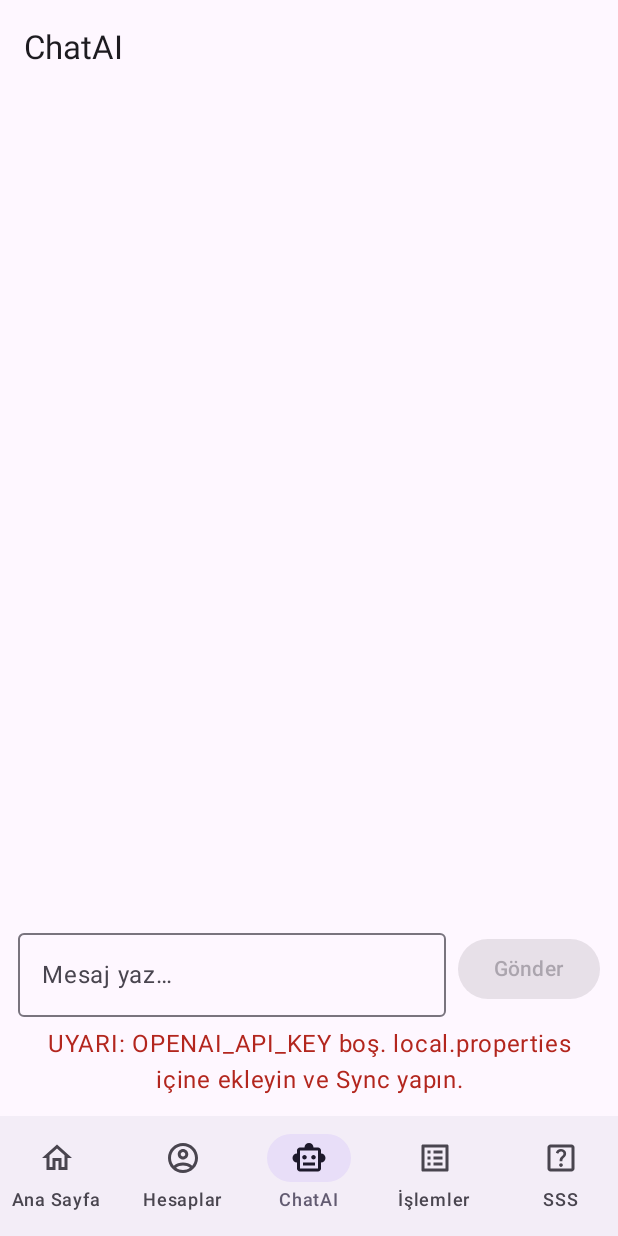
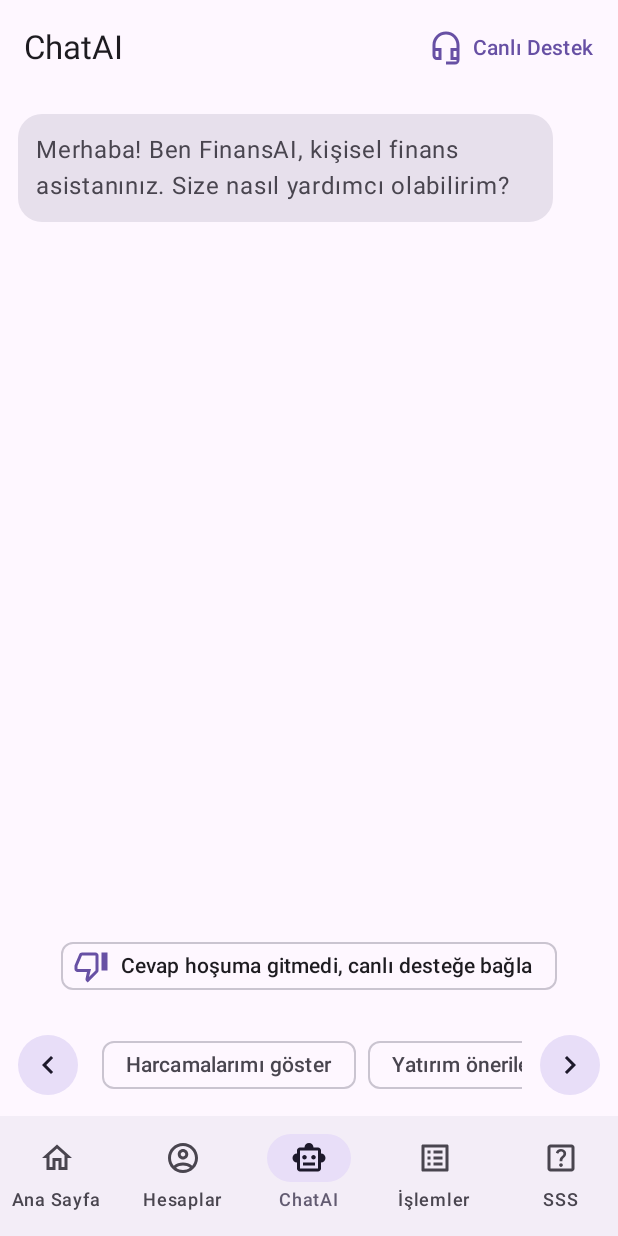
Before and after one commit to malikr01/InterChatAPP, an Android app built with Jetpack Compose: the HomeScreen screen opened through its navigation route, item 3 of the bottom bar chosen, on a phone screen of 412 x 824 dp. Run offline under Robolectric (Android 15) with nearby library versions, the phone set to English and light mode, and no system bars.

Commit message:
yapay zeka

```diff
--- a/app/src/main/java/com/example/interchat/data/CredentialsStore.kt
+++ b/app/src/main/java/com/example/interchat/data/CredentialsStore.kt
@@ -1,4 +1,3 @@
-// app/src/main/java/com/example/interchat/data/CredentialsStore.kt
 package com.example.interchat.data
 
 import android.content.Context
@@ -7,32 +6,50 @@ import androidx.datastore.preferences.core.stringPreferencesKey
 import androidx.datastore.preferences.preferencesDataStore
 import kotlinx.coroutines.flow.Flow
 import kotlinx.coroutines.flow.map
+import kotlinx.coroutines.flow.first
 
-private val Context.dataStore by preferencesDataStore(name = "credentials_prefs")
+private val Context.dataStore by preferencesDataStore("credentials")
 
-class CredentialsStore(private val context: Context) {
+class CredentialsStore(private val ctx: Context) {
 
-    companion object {
-        private val KEY_TC = stringPreferencesKey("tc")
-        private val KEY_PASS = stringPreferencesKey("pass") // sadece bu isim
+    /** --- REGISTERED (kalıcı hesap) --- */
+    private object REG {
+        val TC   = stringPreferencesKey("reg_tc")
+        val PASS = stringPreferencesKey("reg_pass")
     }
 
-    suspend fun saveCredentials(tc: String, password: String) {
-        context.dataStore.edit { prefs ->
-            prefs[KEY_TC] = tc
-            prefs[KEY_PASS] = password
+    /** --- REMEMBER ME (otomatik doldurma / autologin) --- */
+    private object REM {
+        val TC   = stringPreferencesKey("rem_tc")
+        val PASS = stringPreferencesKey("rem_pass")
+    }
+
+    // Kayıtlı hesap yaz/oku
+    suspend fun saveRegistered(tc: String, pass: String) {
+        ctx.dataStore.edit { p ->
+            p[REG.TC] = tc
+            p[REG.PASS] = pass
         }
     }
-
-    suspend fun clear() {
-        context.dataStore.edit { it.clear() }
+    suspend fun getRegisteredOnce(): Pair<String?, String?> {
+        val p = ctx.dataStore.data.first()
+        return p[REG.TC] to p[REG.PASS]
     }
 
-    val credentials: Flow<Pair<String?, String?>> =
-        context.dataStore.data.map { prefs ->
-            Pair(prefs[KEY_TC], prefs[KEY_PASS])
+    // Beni hatırla yaz/oku/sil
+    suspend fun saveRemember(tc: String, pass: String) {
+        ctx.dataStore.edit { p ->
+            p[REM.TC] = tc
+            p[REM.PASS] = pass
         }
+    }
+    val remembered: Flow<Pair<String?, String?>> =
+        ctx.dataStore.data.map { p -> p[REM.TC] to p[REM.PASS] }
 
-    val tc: Flow<String?> = context.dataStore.data.map { it[KEY_TC] }
-    val pass: Flow<String?> = context.dataStore.data.map { it[KEY_PASS] }
+    suspend fun clearRemember() {
+        ctx.dataStore.edit { p ->
+            p.remove(REM.TC)
+            p.remove(REM.PASS)
+        }
+    }
 }
--- a/app/src/main/java/com/example/interchat/ui/navigation/AppNav.kt
+++ b/app/src/main/java/com/example/interchat/ui/navigation/AppNav.kt
@@ -50,17 +50,17 @@ fun AppNav() {
     val scope = rememberCoroutineScope()
     val ctx = LocalContext.current
 
-    // ✅ DataStore + Repo
-    val store = remember { com.example.interchat.data.CredentialsStore(ctx) }
+    // DataStore + Repo
+    val store    = remember { com.example.interchat.data.CredentialsStore(ctx) }
     val authRepo = remember { com.example.interchat.data.MockAuthRepository(store) }
     val loginUC  = remember { LoginWithTcUseCase(authRepo) }
 
-    // ✅ Kayıtlı TC/şifreyi oku (auto‑fill)
-    val savedPair by store.credentials.collectAsState(initial = Pair<String?, String?>(null, null))
-    val prefillTc = savedPair.first
-    val prefillPass = savedPair.second
+    // Auto-fill / auto-login → REMEMBER alanı
+    val remembered by store.remembered.collectAsState(initial = null to null)
+    val prefillTc = remembered.first
+    val prefillPass = remembered.second
 
-    // ✅ Bottom bar (Tools kaldırıldı)
+    // Bottom bar
     val bottomItems = listOf(
         BottomItem(Routes.HOME, "Ana Sayfa") { Icon(Icons.Outlined.Home, null) },
         BottomItem(Routes.ACCOUNTS, "Hesaplar") { Icon(Icons.Outlined.AccountCircle, null) },
@@ -96,7 +96,7 @@ fun AppNav() {
     ) { inner ->
         NavHost(
             navController = nav,
-            startDestination = Routes.LOGIN,
+            startDestination = if (prefillTc != null && prefillPass != null) Routes.HOME else Routes.LOGIN,
             modifier = Modifier.padding(inner)
         ) {
             /* ---------- AUTH ---------- */
@@ -106,16 +106,12 @@ fun AppNav() {
                         scope.launch {
                             when (val res = loginUC(tc, pass)) {
                                 is R.Ok -> {
-                                    // “Beni hatırla”
-                                    if (remember) store.saveCredentials(tc, pass) else store.clear()
-
+                                    if (remember) store.saveRemember(tc, pass) else store.clearRemember()
                                     nav.navigate(Routes.HOME) {
                                         popUpTo(Routes.LOGIN) { inclusive = true }
                                     }
                                 }
-                                is R.Err -> {
-                                    Toast.makeText(ctx, res.msg, Toast.LENGTH_SHORT).show()
-                                }
+                                is R.Err -> Toast.makeText(ctx, res.msg, Toast.LENGTH_SHORT).show()
                             }
                         }
                     },
@@ -127,7 +123,18 @@ fun AppNav() {
             }
 
             /* ---------- TABS ---------- */
-            composable(Routes.HOME) { HomeScreen() }
+            composable(Routes.HOME) {
+                HomeScreen(
+                    onLogout = {
+                        scope.launch {
+                            store.clearRemember() // sadece remember temizlensin
+                            nav.navigate(Routes.LOGIN) {
+                                popUpTo(Routes.HOME) { inclusive = true }
+                            }
+                        }
+                    }
+                )
+            }
 
             composable(Routes.ACCOUNTS) {
                 AccountsScreen(
@@ -136,7 +143,12 @@ fun AppNav() {
                 )
             }
 
-            composable(Routes.CHAT_AI) { ChatAIScreen() }
+            // 🔹 ChatAI: canlı desteğe yönlendirme burada
+            composable(Routes.CHAT_AI) {
+                ChatAIScreen(
+                    onConnectLiveSupport = { nav.navigate(Routes.FAQ) } // istersen SUPPORT rotasına götür
+                )
+            }
 
             composable(Routes.TRANSACTIONS_HOME) {
                 TransactionsHomeScreen(
@@ -160,11 +172,9 @@ fun AppNav() {
                             when (val r = authRepo.register(tc, pass)) {
                                 is R.Ok -> {
                                     Toast.makeText(ctx, "Kayıt tamamlandı", Toast.LENGTH_SHORT).show()
-                                    nav.popBackStack() // Login'e geri
+                                    nav.popBackStack()
                                 }
-                                is R.Err -> {
-                                    Toast.makeText(ctx, r.msg, Toast.LENGTH_SHORT).show()
-                                }
+                                is R.Err -> Toast.makeText(ctx, r.msg, Toast.LENGTH_SHORT).show()
                             }
                         }
                     }
@@ -176,15 +186,15 @@ fun AppNav() {
                     onBack = { nav.popBackStack() },
                     onDone = {
                         scope.launch {
-                            store.clear()
-                            Toast.makeText(ctx, "Kayıt silindi (mock sıfırlama)", Toast.LENGTH_SHORT).show()
+                            store.clearRemember()
+                            Toast.makeText(ctx, "Mock temizlendi", Toast.LENGTH_SHORT).show()
                             nav.popBackStack()
                         }
                     }
                 )
             }
 
-            /* ---------- PERSONAL INFO (opsiyonel) ---------- */
+            /* ---------- PERSONAL INFO ---------- */
             composable(Routes.PERSONAL_INFO) {
                 PersonalInfoScreen(
                     onOpenBalance = { nav.navigate(Routes.BALANCE) },
@@ -210,13 +220,6 @@ fun AppNav() {
                 CardDetailScreen(onBack = { nav.popBackStack() })
             }
 
-            /* ---------- TRANSACTIONS SUB PAGES ---------- */
-            composable(Routes.TX_TRANSFER)  { TransferScreen(onBack = { nav.popBackStack() }) }
-            composable(Routes.TX_BILL)      { BillPaymentScreen(onBack = { nav.popBackStack() }) }
-            composable(Routes.TX_TOPUP)     { TopUpScreen(onBack = { nav.popBackStack() }) }
-            composable(Routes.TX_SCHEDULED) { ScheduledPaymentsScreen(onBack = { nav.popBackStack() }) }
-            composable(Routes.TX_HISTORY)   { TransactionHistoryScreen(onBack = { nav.popBackStack() }) }
-
             /* ---------- TRANSACTIONS > CALCULATORS ---------- */
             composable(Routes.TX_CALCULATORS) {
                 androidx.compose.material3.Scaffold(
--- a/app/src/main/java/com/example/interchat/ui/screens/ChatAIScreen.kt
+++ b/app/src/main/java/com/example/interchat/ui/screens/ChatAIScreen.kt
@@ -1,93 +1,166 @@
+// app/src/main/java/com/example/interchat/ui/screens/ChatAIScreen.kt
 package com.example.interchat.ui.screens
 
 import androidx.compose.foundation.layout.*
 import androidx.compose.foundation.lazy.LazyColumn
+import androidx.compose.foundation.lazy.LazyRow
 import androidx.compose.foundation.lazy.items
+import androidx.compose.foundation.lazy.rememberLazyListState
+import androidx.compose.material.icons.Icons
+import androidx.compose.material.icons.outlined.ChevronLeft
+import androidx.compose.material.icons.outlined.ChevronRight
+import androidx.compose.material.icons.outlined.HeadsetMic
+import androidx.compose.material.icons.outlined.ThumbDown
 import androidx.compose.material3.*
 import androidx.compose.runtime.*
 import androidx.compose.ui.Alignment
 import androidx.compose.ui.Modifier
-import androidx.compose.ui.text.style.TextAlign
 import androidx.compose.ui.unit.dp
-import androidx.lifecycle.viewmodel.compose.viewModel
-import com.example.interchat.BuildConfig
-import com.example.interchat.ui.ChatAIViewModel
+import kotlinx.coroutines.launch
+
+data class ChatMsg(val fromBot: Boolean, val text: String)
 
 @OptIn(ExperimentalMaterial3Api::class)
 @Composable
-fun ChatAIScreen(vm: ChatAIViewModel = viewModel()) {
-    var input by remember { mutableStateOf("") }
-    val messages by vm.messages.collectAsState()   // ✅ ismi "messages" yaptık
+fun ChatAIScreen(
+    onConnectLiveSupport: () -> Unit = {}
+) {
+    val scope = rememberCoroutineScope()
+
+    var messages by remember {
+        mutableStateOf(
+            listOf(ChatMsg(true, "Merhaba! Ben FinansAI, kişisel finans asistanınız. Size nasıl yardımcı olabilirim?"))
+        )
+    }
+
+    // 🔹 Çok sayıda hazır soru (14 adet)
+    val quick: List<Pair<String, String>> = listOf(
+        "Harcamalarımı göster" to "Son 30 günde toplam harcaman 12.450₺. En çok market (%32) ve ulaşım (%21). İstersen kategori grafiğini açarım.",
+        "Yatırım önerileri"   to "Risk profilin orta. Öneri: %60 BIST30 endeks fonu, %20 TL mevduat, %20 altın fonu.",
+        "Borçlarım nasıl?"    to "Toplam borç: 27.300₺. Kart 7.800₺ (son ödeme 25’i), ihtiyaç kredisi 19.500₺ (aylık 2.350₺).",
+        "Birikim planı"       to "Acil durum için 45.000₺ hedefle. Aylık %20 tasarrufla ~7 ayda ulaşılır.",
+        "Bütçe öner"          to "50/30/20 kuralı: 15.000₺ gelir → 7.500₺ ihtiyaç, 4.500₺ istek, 3.000₺ birikim/borç.",
+        "Tasarruf ipuçları"   to "Market listesiyle alışveriş, nakit/ön ödemeli kart, istek harcamasına haftalık limit koy.",
+        "Kart analizim"       to "Bu ay kart harcaması 9.120₺. Temassız %28, online %41. Taksitli harcama 2.300₺.",
+        "Fatura özetim"       to "Aylık sabit giderlerin ~3.250₺: elektrik 820, su 260, doğalgaz 540, internet 320, gsm 180, kira 1.130.",
+        "Hedef belirle"       to "6 ayda tatil için 30.000₺ biriktirme: aylık 5.000₺ otomatik ayırma öneririm.",
+        "Açık kalem var mı?" to "Son 7 günde 3 bekleyen işlem var: Netflix 199₺, e‑Devlet 40₺, Yemeksepeti 156₺.",
+        "Gelir analizi"       to "Son 3 ay net gelir ortalaması 15.800₺. Değişkenlik %6 (stabil).",
+        "Vergi hatırlat"      to "Motorlu Taşıtlar 2. taksit son gün: 31 Temmuz. Ödeme planı istersen oluşturayım.",
+        "Döviz/altın"         to "Portföy korunması için döviz/altın toplamının %20’yi geçmemesi önerilir.",
+        "Risk profilim"       to "Kısa anketle risk profilini güncelleyebilirim. Son profilin: Orta (Skor 56/100)."
+    )
+
+    fun sendQuick(q: String, a: String) {
+        messages = messages + ChatMsg(false, q) +
+                ChatMsg(true, a + "\n\nOlmadıysa ‘Canlı desteğe bağla’ butonuna dokunabilirsin.")
+    }
+
+    val chipsState = rememberLazyListState()
 
     Scaffold(
-        topBar = { TopAppBar(title = { Text("ChatAI") }) }
+        topBar = {
+            TopAppBar(
+                title = { Text("ChatAI") },
+                actions = {
+                    TextButton(onClick = onConnectLiveSupport) {
+                        Icon(Icons.Outlined.HeadsetMic, contentDescription = null)
+                        Spacer(Modifier.width(6.dp))
+                        Text("Canlı Destek")
+                    }
+                }
+            )
+        },
+        bottomBar = {
+            // 🔹 Yatay kaydırılabilir bar + sol/sağ oklar
+            Row(
+                Modifier
+                    .fillMaxWidth()
+                    .padding(horizontal = 8.dp, vertical = 10.dp),
+                verticalAlignment = Alignment.CenterVertically
+            ) {
+                FilledTonalIconButton(
+                    onClick = {
+                        scope.launch {
+                            val first = chipsState.firstVisibleItemIndex
+                            chipsState.animateScrollToItem((first - 3).coerceAtLeast(0))
+                        }
+                    }
+                ) { Icon(Icons.Outlined.ChevronLeft, contentDescription = "Geri") }
+
+                LazyRow(
+                    state = chipsState,
+                    modifier = Modifier
+                        .weight(1f)
+                        .padding(horizontal = 8.dp),
+                    horizontalArrangement = Arrangement.spacedBy(8.dp),
+                    contentPadding = PaddingValues(horizontal = 4.dp)
+                ) {
+                    items(
+                        items = quick,
+                        key = { it.first }
+                    ) { pair ->
+                        val (q, a) = pair
+                        SuggestionChip(
+                            onClick = { sendQuick(q, a) },
+                            label = { Text(q) }
+                        )
+                    }
+                }
+
+                FilledTonalIconButton(
+                    onClick = {
+                        scope.launch {
+                            val last = chipsState.firstVisibleItemIndex + 5
+                            chipsState.animateScrollToItem(last.coerceAtMost(quick.lastIndex))
+                        }
+                    }
+                ) { Icon(Icons.Outlined.ChevronRight, contentDescription = "İleri") }
+            }
+        }
     ) { pad ->
         Column(
             modifier = Modifier
                 .fillMaxSize()
                 .padding(pad)
-                .padding(12.dp)
+                .padding(horizontal = 12.dp),
+            verticalArrangement = Arrangement.SpaceBetween
         ) {
             LazyColumn(
                 modifier = Modifier
                     .weight(1f)
                     .fillMaxWidth(),
-                verticalArrangement = Arrangement.spacedBy(8.dp)
+                verticalArrangement = Arrangement.spacedBy(8.dp),
+                contentPadding = PaddingValues(vertical = 12.dp)
             ) {
-                items(messages) { msg ->                 // ✅ fonksiyonla çakışmıyor
-                    val align = if (msg.fromMe)
-                        Alignment.CenterEnd              // ✅ Box Alignment
-                    else
-                        Alignment.CenterStart
-
-                    val bg = if (msg.fromMe)
-                        MaterialTheme.colorScheme.primary
-                    else
-                        MaterialTheme.colorScheme.surfaceVariant
-
-                    val fg = if (msg.fromMe)
-                        MaterialTheme.colorScheme.onPrimary
-                    else
-                        MaterialTheme.colorScheme.onSurfaceVariant
-
-                    Box(Modifier.fillMaxWidth(), contentAlignment = align) {
-                        Surface(color = bg, shape = MaterialTheme.shapes.medium) {
-                            Text(
-                                msg.text,
-                                color = fg,
-                                modifier = Modifier.padding(10.dp).widthIn(max = 320.dp)
-                            )
-                        }
+                items(messages) { m ->
+                    val bg = if (m.fromBot) MaterialTheme.colorScheme.surfaceVariant
+                    else MaterialTheme.colorScheme.primaryContainer
+                    val align = if (m.fromBot) Alignment.Start else Alignment.End
+                    Surface(
+                        color = bg,
+                        shape = MaterialTheme.shapes.large,
+                        tonalElevation = 2.dp,
+                        modifier = Modifier
+                            .fillMaxWidth(0.92f)
+                            .wrapContentWidth(align)
+                    ) {
+                        Text(m.text, modifier = Modifier.padding(12.dp))
                     }
                 }
             }
 
-            Row(horizontalArrangement = Arrangement.spacedBy(8.dp), modifier = Modifier.fillMaxWidth()) {
-                OutlinedTextField(
-                    value = input,
-                    onValueChange = { input = it },
-                    modifier = Modifier.weight(1f),
-                    placeholder = { Text("Mesaj yaz…") },
-                    singleLine = true
-                )
-                Button(
-                    onClick = {
-                        val text = input.trim()
-                        if (text.isNotBlank()) {
-                            vm.send(text)      // ✅ gerçek API çağrısı
-                            input = ""
-                        }
-                    },
-                    enabled = input.isNotBlank()
-                ) { Text("Gönder") }
-            }
-
-            if (BuildConfig.OPENAI_API_KEY.isBlank()) {
-                Text(
-                    "UYARI: OPENAI_API_KEY boş. local.properties içine ekleyin ve Sync yapın.",
-                    color = MaterialTheme.colorScheme.error,
-                    textAlign = TextAlign.Center,
-                    modifier = Modifier.fillMaxWidth().padding(top = 6.dp)
+            Row(
+                Modifier
+                    .fillMaxWidth()
+                    .padding(bottom = 8.dp),
+                horizontalArrangement = Arrangement.Center,
+                verticalAlignment = Alignment.CenterVertically
+            ) {
+                AssistChip(
+                    onClick = onConnectLiveSupport,
+                    label = { Text("Cevap hoşuma gitmedi, canlı desteğe bağla") },
+                    leadingIcon = { Icon(Icons.Outlined.ThumbDown, contentDescription = null) }
                 )
             }
         }
--- a/app/src/main/java/com/example/interchat/ui/screens/HomeScreen.kt
+++ b/app/src/main/java/com/example/interchat/ui/screens/HomeScreen.kt
@@ -1,29 +1,51 @@
+// app/src/main/java/com/example/interchat/ui/screens/HomeScreen.kt
 package com.example.interchat.ui.screens
 
-import androidx.compose.foundation.layout.*
-import androidx.compose.material3.*
+import androidx.compose.foundation.layout.Box
+import androidx.compose.foundation.layout.fillMaxSize
+import androidx.compose.foundation.layout.padding
+import androidx.compose.material.icons.Icons
+import androidx.compose.material.icons.outlined.Close
+import androidx.compose.material3.ExperimentalMaterial3Api
+import androidx.compose.material3.Icon
+import androidx.compose.material3.IconButton
+import androidx.compose.material3.Scaffold
+import androidx.compose.material3.Text
+import androidx.compose.material3.TopAppBar
 import androidx.compose.runtime.Composable
+import androidx.compose.ui.Alignment
 import androidx.compose.ui.Modifier
-import androidx.compose.ui.unit.dp
 
+@OptIn(ExperimentalMaterial3Api::class)
 @Composable
-fun HomeScreen() {
-    Scaffold { pad ->
-        Column(
+fun HomeScreen(
+    onLogout: () -> Unit = {}
+) {
+    Scaffold(
+        topBar = {
+            TopAppBar(
+                title = { Text("Ana Sayfa") },
+                actions = {
+                    IconButton(onClick = onLogout) {
+                        Icon(
+                            imageVector = Icons.Outlined.Close,
+                            contentDescription = "Çıkış"
+                        )
+                    }
+                }
+            )
+        }
+    ) { pad ->
+        // ⬇️ Buradaki gövdeyi kendi mevcut içeriğinle aynı bırak.
+        // Eğer önceden farklı UI vardıysa sadece şu Box bloğunu
+        // kendi içeriklerinle değiştir (üst bar ve logout kalır).
+        Box(
             modifier = Modifier
                 .padding(pad)
-                .fillMaxSize()
-                .padding(16.dp),
-            verticalArrangement = Arrangement.spacedBy(12.dp)
+                .fillMaxSize(),
+            contentAlignment = Alignment.Center
         ) {
-            Text("Ana Sayfa", style = MaterialTheme.typography.headlineSmall)
-            Text("Hızlı erişim")
-            Button(onClick = { /* örnek: nav to Accounts */ }, modifier = Modifier.fillMaxWidth()) {
-                Text("Hesaplar")
-            }
-            Button(onClick = { /* örnek: nav to Transactions */ }, modifier = Modifier.fillMaxWidth()) {
-                Text("İşlemler")
-            }
+            Text("Hoş geldin! (Home)")
         }
     }
 }
```
Also changed, not shown: app/src/main/java/com/example/interchat/data/MockAuthRepository.kt (+4 -6 lines).
